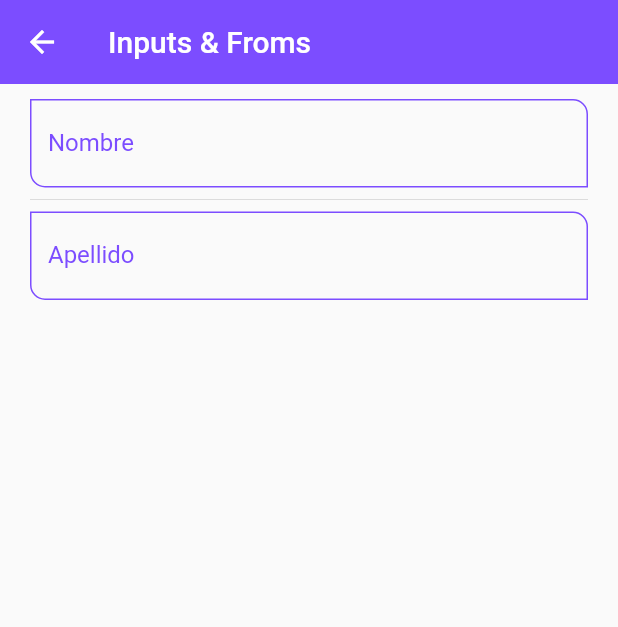
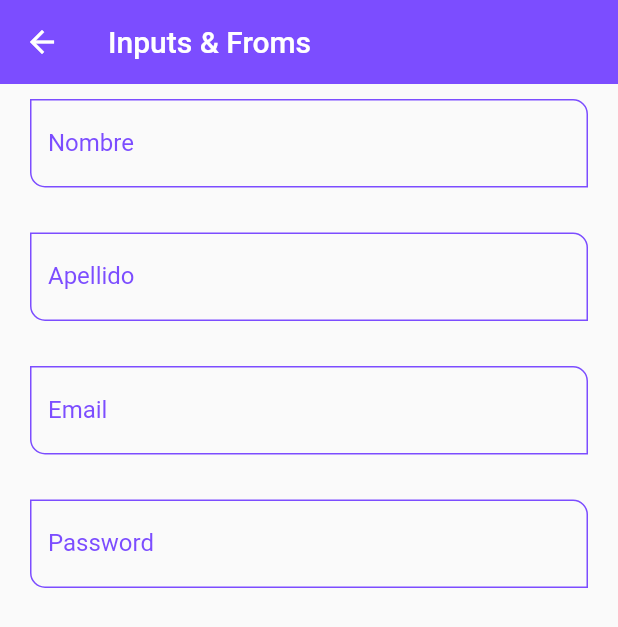
Before and after one commit to johnhaverh/componentsFlutter, a Flutter app: the InputsPage screen opened by its route, on a phone screen of 412 x 824 dp. Shown: the top 627 px of the screen. Run offline on Flutter 3.47's test engine with Material 2 defaults, Android fonts, the phone set to English and light mode, and no system bars.

Commit message:
componentsflutter: inputs_page.dart & custom_input_field.dart: update

```diff
--- a/lib/pages/inputs_page.dart
+++ b/lib/pages/inputs_page.dart
@@ -17,8 +17,13 @@ class InputsPage extends StatelessWidget {
           child: Column(
             children: [
               CustomInputField(labelText: 'Nombre', hintText: 'Nombre del usuario',),
-              Divider(),
+              SizedBox(height:30),
               CustomInputField(labelText: 'Apellido', hintText: 'Apellido del usuario',),
+              SizedBox(height:30),
+              CustomInputField(labelText: 'Email', hintText: 'Email del usuario',keyboardType: TextInputType.emailAddress),
+              SizedBox(height:30),
+              CustomInputField(labelText: 'Password', hintText: 'Password del usuario',obscureText: true),
+              SizedBox(height:30),
             ],
           ),
         )
--- a/lib/widgets/custom_input_field.dart
+++ b/lib/widgets/custom_input_field.dart
@@ -9,15 +9,20 @@ class CustomInputField extends StatelessWidget {
   final IconData suffixIcon;
   final IconData preffixIcon;
   final String counterText;
+  final String initialValue;
+  final TextInputType keyboardType;
+  final bool obscureText;
 
-  const CustomInputField({ Key key, this.hintText, this.labelText, this.helperText, this.icon, this.suffixIcon, this.preffixIcon, this.counterText,}) : super(key: key);
+  const CustomInputField({ Key key, this.hintText, this.labelText, this.helperText, this.icon, this.suffixIcon, this.preffixIcon, this.counterText, this.initialValue, this.keyboardType, this.obscureText = false,}) : super(key: key);
 
   @override
   Widget build(BuildContext context) {
     return TextFormField(
       autofocus: false,
-      initialValue: '',
+      initialValue: initialValue,
       textCapitalization: TextCapitalization.words,
+      keyboardType: keyboardType,
+      obscureText: obscureText,
       onChanged: (value) {
         //print(value);
       },
```
